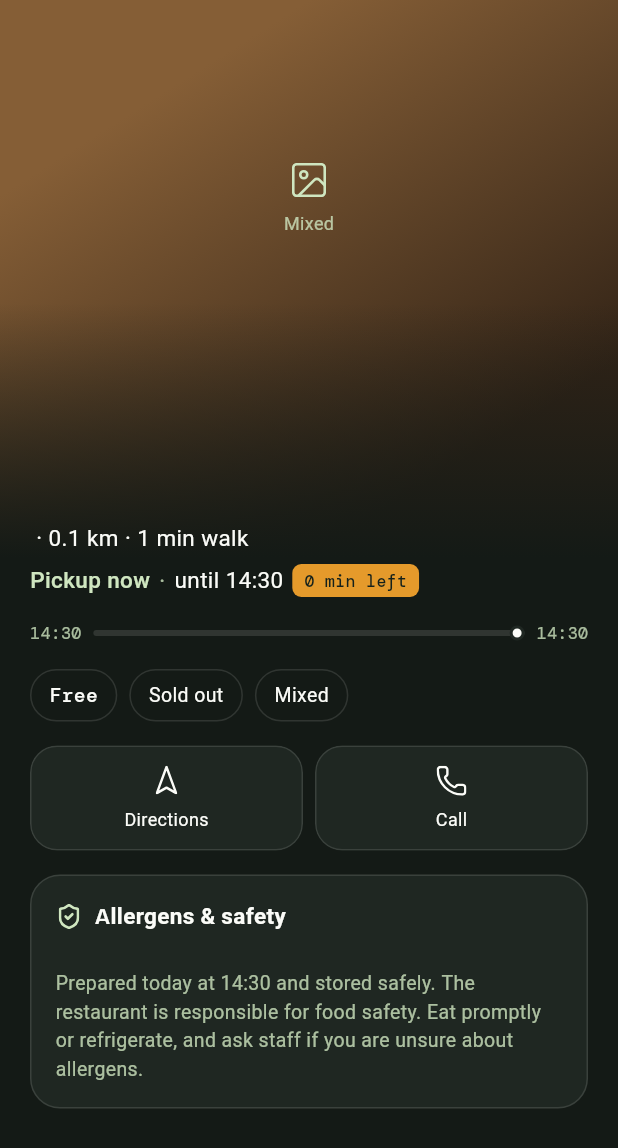
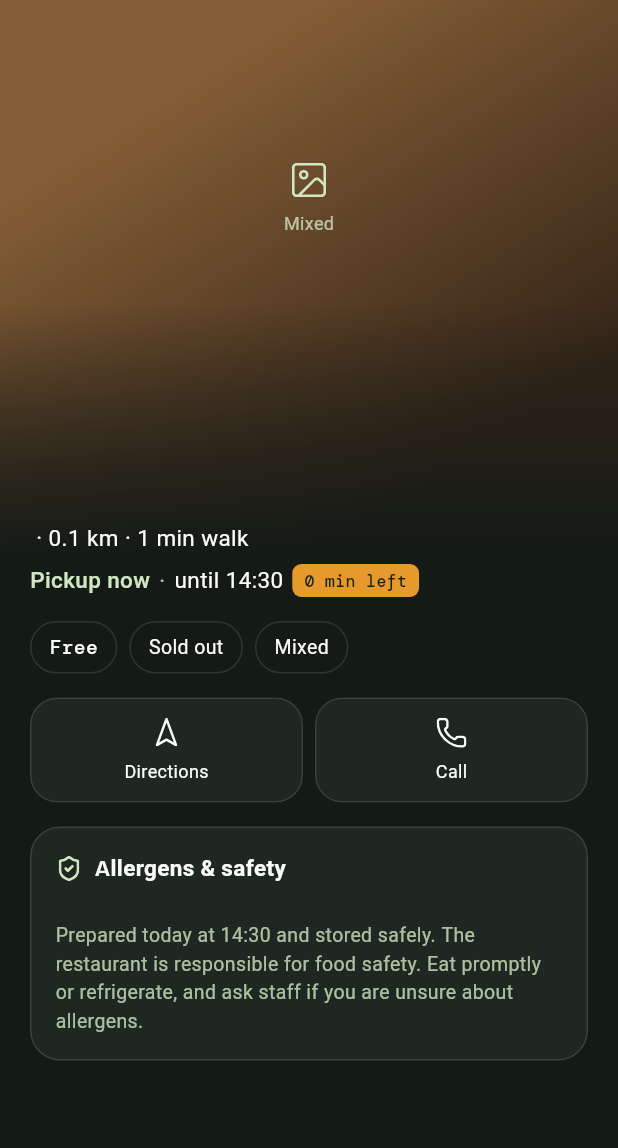
Before and after one commit to mohammed-alshabibi/ZAD, a Flutter app: the _Content widget shown alone on an empty page, opened directly with empty values, on a phone screen of 412 x 824 dp. Shown: the top 1148 px of the screen. Run offline on Flutter 3.47's test engine with Material 3 defaults, Android fonts, the phone set to English and light mode, and no system bars; our stand-ins replace dio, fl_chart, flutter_riverpod, flutter_svg, geolocator, go_router and 2 more; missing offline and left inert: mapbox_maps_flutter; accounts and stored records are empty; Roboto replaces fonts that are missing (Readex Pro); project files that could hold a hidden picture were left out.

Commit message:
Meal details: remove the pickup-window bar
Co-Authored-By: Claude Opus 5.5 <noreply@anthropic.com>

```diff
--- a/app/lib/features/user/meal/meal_details_screen.dart
+++ b/app/lib/features/user/meal/meal_details_screen.dart
@@ -13,7 +13,6 @@ import '../../../core/launch/external_links.dart';
 import '../../../core/theme/zad_colors.dart';
 import '../../../core/theme/zad_type.dart';
 import '../../../core/time/clock.dart';
-import '../../../core/widgets/pickup_window_bar.dart';
 import '../../../core/widgets/zad_action_tile.dart';
 import '../../../core/widgets/zad_button.dart';
 import '../../../core/widgets/zad_fact_chip.dart';
@@ -177,7 +176,6 @@ class _Content extends StatelessWidget {
     final o = offer.offer;
     final tag = l10n.closingTag(o, now);
     final started = !now.isBefore(o.pickupStart);
-    final mono11 = ZadType.mono(size: 11, weight: FontWeight.w400, color: z.onFrondMuted);
     final phone = offer.restaurantPhone;
 
     return SingleChildScrollView(
@@ -213,16 +211,6 @@ class _Content extends StatelessWidget {
                         decoration: BoxDecoration(color: z.saffron, borderRadius: BorderRadius.circular(6)),
                         child: Text(tag, style: ZadType.mono(size: 11, color: z.ink)),
                       ),
-                  ],
-                ),
-                const SizedBox(height: 16),
-                Row(
-                  children: [
-                    Text(muscatClock(o.pickupStart), style: mono11),
-                    const SizedBox(width: 8),
-                    Expanded(child: PickupWindowBar(start: o.pickupStart, end: o.pickupEnd, now: now, showNow: true)),
-                    const SizedBox(width: 8),
-                    Text(muscatClock(o.pickupEnd), style: mono11),
                   ],
                 ),
                 const SizedBox(height: 16),
```
